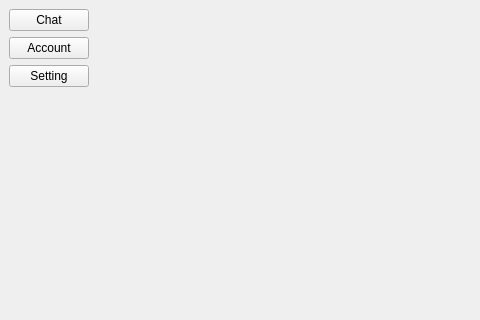
The window that client/pc/src/ui/main.ui (SkyUOI/OurChat) describes before a commit, drawn with Qt 5; both pictures show x 0 to 480 and y 0 to 320 of the 800 by 600 pixel window.
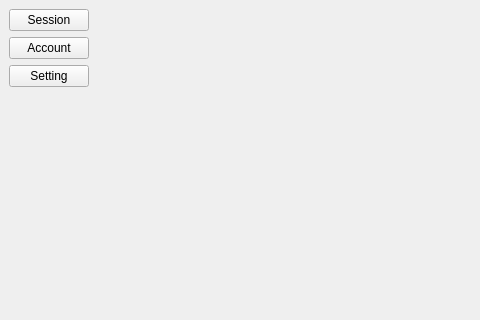
The same window after the commit.

Commit message: refactor(client-pc): rename "chat" to "session", removed redundant code language(client-pc): update .lang files build(client-pc): update script

```diff
--- a/client/pc/src/ui/main.ui
+++ b/client/pc/src/ui/main.ui
@@ -20,7 +20,7 @@
       <item>
        <widget class="QPushButton" name="to_chat">
         <property name="text">
-         <string notr="true">Chat</string>
+         <string notr="true">Session</string>
         </property>
        </widget>
       </item>
```
Left out of the diff: 2 changed lines with no effect on the pictures. The commit also changes 10 other files.
